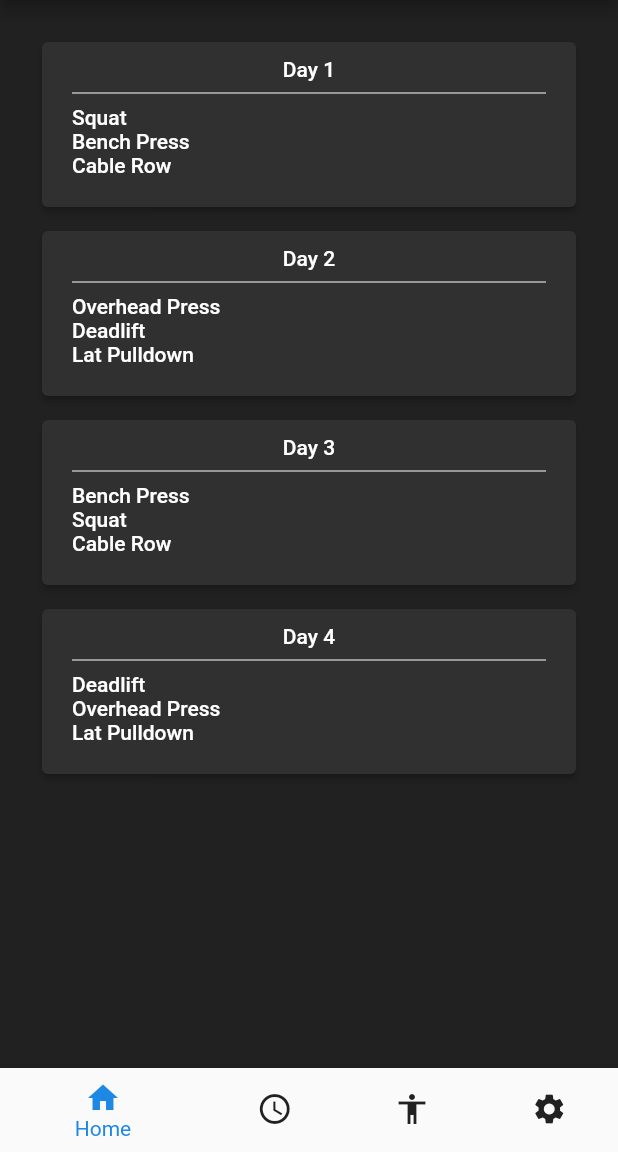
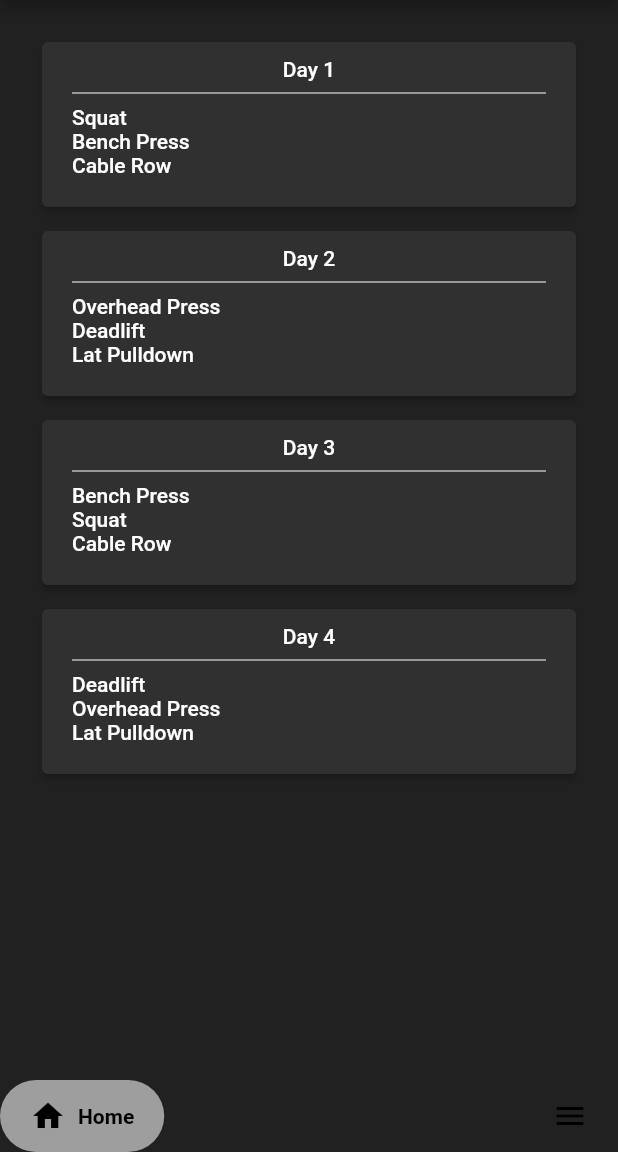
Before and after one commit to OliverCutting/workout-planner, a Flutter app: the screen it shows after launch, on a phone screen of 412 x 824 dp, the part 84-1236 px from its top. Run offline on Flutter 3.47's test engine with Material 2 defaults, Android fonts, the phone set to English and light mode, and no system bars; drawn by our look-alikes of google_nav_bar.

Commit message:
feat(#6): add menu page

```diff
--- /dev/null
+++ b/workoutplanner/lib/exercise.dart
@@ -0,0 +1,5 @@
+class Exercise {
+  String name;
+
+  Exercise(this.name);
+}
--- /dev/null
+++ b/workoutplanner/lib/homepage.dart
@@ -0,0 +1,118 @@
+import 'package:flutter/material.dart';
+import 'package:google_nav_bar/google_nav_bar.dart';
+import 'workout.dart';
+import 'plan.dart';
+import 'exercise.dart';
+import 'pages/menu.dart';
+
+Exercise squat = Exercise("Squat");
+Exercise benchPress = Exercise("Bench Press");
+Exercise cableRow = Exercise("Cable Row");
+Exercise overheadPress = Exercise("Overhead Press");
+Exercise deadlift = Exercise("Deadlift");
+Exercise latPulldown = Exercise("Lat Pulldown");
+
+List exerciseBacklog = [squat, benchPress, cableRow, overheadPress, deadlift, latPulldown];
+
+Workout workoutA = Workout("Day 1", [squat, benchPress, cableRow]);
+Workout workoutB = Workout("Day 2", [overheadPress, deadlift, latPulldown]);
+Workout workoutC = Workout("Day 3", [benchPress, squat, cableRow]);
+Workout workoutD = Workout("Day 4", [deadlift, overheadPress, latPulldown]);
+
+Plan gzclp = Plan("GZCLP", [workoutA, workoutB, workoutC, workoutD]);
+
+class HomePage extends StatefulWidget {
+  const HomePage({Key? key}) : super(key: key);
+
+  @override
+  State<HomePage> createState() => _HomePageState();
+}
+
+class _HomePageState extends State<HomePage> {
+  int _selectedIndex = 0;
+
+  final List<Widget> _pages = [
+    Center(
+      child: Padding(
+        padding: const EdgeInsets.fromLTRB(20, 20, 20, 20),
+        child: Column(children: [for(var workout in gzclp.workouts) Padding(
+          padding: const EdgeInsets.all(8.0),
+          child: ListView(
+            scrollDirection: Axis.vertical,
+            shrinkWrap: true,
+            children: [ElevatedButton(
+              onPressed: () {},
+              style: TextButton.styleFrom(
+                backgroundColor: Colors.grey[850],
+                minimumSize: const Size.fromHeight(100),
+                padding: const EdgeInsets.fromLTRB(20, 10, 20, 20)
+              ),
+              child: Column(
+                children: [
+                  Align(
+                    alignment: Alignment.center,
+                    child: Text(workout.name),
+                  ),
+                  const Divider(color: Colors.white,),
+                  for(var exercise in workout.exercises) Align(
+                    alignment: Alignment.centerLeft,
+                    child: Text(exercise.name),
+                  ),
+                ],
+              ),
+            ),],
+          ),
+        ),],
+        ),
+      ),
+    ),
+    MenuPage(),
+  ];
+
+  @override
+  Widget build(BuildContext context) {
+    return Scaffold(
+      backgroundColor: Colors.grey[900],
+      appBar: AppBar(
+        title: const Text(
+          'Workout Planner',
+          style: TextStyle(
+            fontSize: 20.0,
+            fontWeight: FontWeight.bold,
+            letterSpacing: 2.0,
+            fontFamily: 'Oswald'),
+        ),
+        centerTitle: true,
+        backgroundColor: Colors.grey[850],
+      ),
+      body: _pages[_selectedIndex],
+      bottomNavigationBar: GNav(
+        rippleColor: Colors.grey,
+        hoverColor: Colors.grey,
+        gap: 8,
+        activeColor: Colors.black,
+        iconSize: 24,
+        padding: const EdgeInsets.symmetric(horizontal: 20, vertical: 12),
+        duration: const Duration(milliseconds: 400),
+        tabBackgroundColor: Colors.grey,
+        color: Colors.black,
+        tabs: const [
+          GButton(
+            text: "Home",
+            icon: Icons.home
+          ),
+          GButton(
+            text: "Menu",
+            icon: Icons.menu
+          ),
+        ],
+        selectedIndex: _selectedIndex,
+        onTabChange: (index) {
+          setState(() {
+            _selectedIndex = index;
+          });
+        },
+      ),
+    );
+  }
+}
--- a/workoutplanner/lib/main.dart
+++ b/workoutplanner/lib/main.dart
@@ -1,94 +1,18 @@
 import 'package:flutter/material.dart';
 import 'workout.dart';
 import 'plan.dart';
+import 'exercise.dart';
+import 'homepage.dart';
 
-void main() => runApp(MaterialApp(home: Home()));
+void main() => runApp(App());
 
-Workout workoutA = Workout("Day 1", ["Squat", "Bench Press", "Cable Row"]);
-Workout workoutB = Workout("Day 2", ["Overhead Press", "Deadlift", "Lat Pulldown"]);
-Workout workoutC = Workout("Day 3", ["Bench Press", "Squat", "Cable Row"]);
-Workout workoutD = Workout("Day 4", ["Deadlift", "Overhead Press", "Lat Pulldown"]);
-
-Plan gzclp = Plan("GZCLP", [workoutA, workoutB, workoutC, workoutD]);
-
-class Home extends StatefulWidget {
-  const Home({Key? key}) : super(key: key);
-  @override
-  State<Home> createState() => _HomeState();
-}
-
-class _HomeState extends State<Home> {
+class App extends StatelessWidget {
+  const App({Key? key}) : super(key: key);
 
   @override
   Widget build(BuildContext context) {
-    return Scaffold(
-      backgroundColor: Colors.grey[900],
-      appBar: AppBar(
-        title: const Text(
-          'Workout Planner',
-          style: TextStyle(
-            fontSize: 20.0,
-            fontWeight: FontWeight.bold,
-            letterSpacing: 2.0,
-            fontFamily: 'Oswald'),
-        ),
-        centerTitle: true,
-        backgroundColor: Colors.grey[850],
-      ),
-      body: Padding(
-        padding: const EdgeInsets.fromLTRB(20, 20, 20, 20),
-        child: Column(children: [for(var workout in gzclp.workouts) Padding(
-          padding: const EdgeInsets.all(8.0),
-          child: ListView(
-            scrollDirection: Axis.vertical,
-            shrinkWrap: true,
-            children: [ ElevatedButton(
-              onPressed: () {},
-              style: TextButton.styleFrom(
-                backgroundColor: Colors.grey[850],
-                minimumSize: const Size.fromHeight(100),
-                padding: const EdgeInsets.fromLTRB(20, 10, 20, 20)
-              ),
-              child: Column(
-                children: [
-                  Align(
-                    alignment: Alignment.center,
-                    child: Text(workout.name),
-                  ),
-                  const Divider(color: Colors.white,),
-                  for(var exercise in workout.exercises) Align(
-                    alignment: Alignment.centerLeft,
-                    child: Text(exercise),
-                  ),
-                ],
-              ),
-            ),],
-          ),
-        ),],
-        ),
-      ),
-      bottomNavigationBar: BottomNavigationBar(
-        items: const <BottomNavigationBarItem>[
-          BottomNavigationBarItem(
-            icon: Icon(Icons.home),
-            label: 'Home',
-          ),
-          BottomNavigationBarItem(
-            icon: Icon(Icons.access_time),
-            label: 'History',
-          ),
-          BottomNavigationBarItem(
-            icon: Icon(Icons.accessibility),
-            label: 'My Workouts',
-          ),
-          BottomNavigationBarItem(
-            icon: Icon(Icons.settings),
-            label: 'Settings',
-          ),
-        ],
-        selectedItemColor: Colors.blue[600],
-        unselectedItemColor: Colors.grey[900],
-      ),
+    return MaterialApp(
+      home: HomePage(),
     );
   }
 }
--- a/workoutplanner/pubspec.yaml
+++ b/workoutplanner/pubspec.yaml
@@ -31,6 +31,8 @@ environment:
 dependencies:
   flutter:
     sdk: flutter
+
+  google_nav_bar: ^5.0.6
 
 
   # The following adds the Cupertino Icons font to your application.
```
Also changed, not shown: workoutplanner/lib/pages/menu.dart (added, +24 -0 lines).
